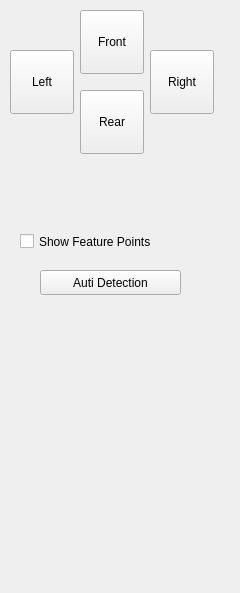
Above: control1.ui from free6d1823/NavmCal before the change. Below: the same form after it.
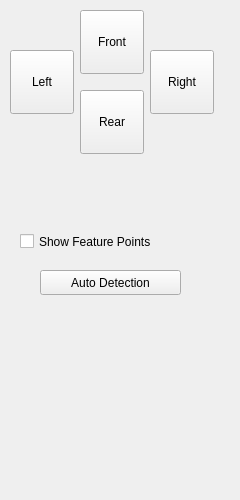
That is the form after the change. Icons and pictures are not drawn.

Diff of the .ui file:
```diff
--- a/control1.ui
+++ b/control1.ui
@@ -7,7 +7,7 @@
     <x>0</x>
     <y>0</y>
     <width>240</width>
-    <height>593</height>
+    <height>500</height>
    </rect>
   </property>
   <property name="sizePolicy">
@@ -24,7 +24,7 @@
   </property>
   <property name="maximumSize">
    <size>
-    <width>1677215</width>
+    <width>500</width>
     <height>16777215</height>
    </size>
   </property>
@@ -158,7 +158,7 @@
     </rect>
    </property>
    <property name="text">
-    <string>Auti Detection</string>
+    <string>Auto Detection</string>
    </property>
   </widget>
  </widget>
```
